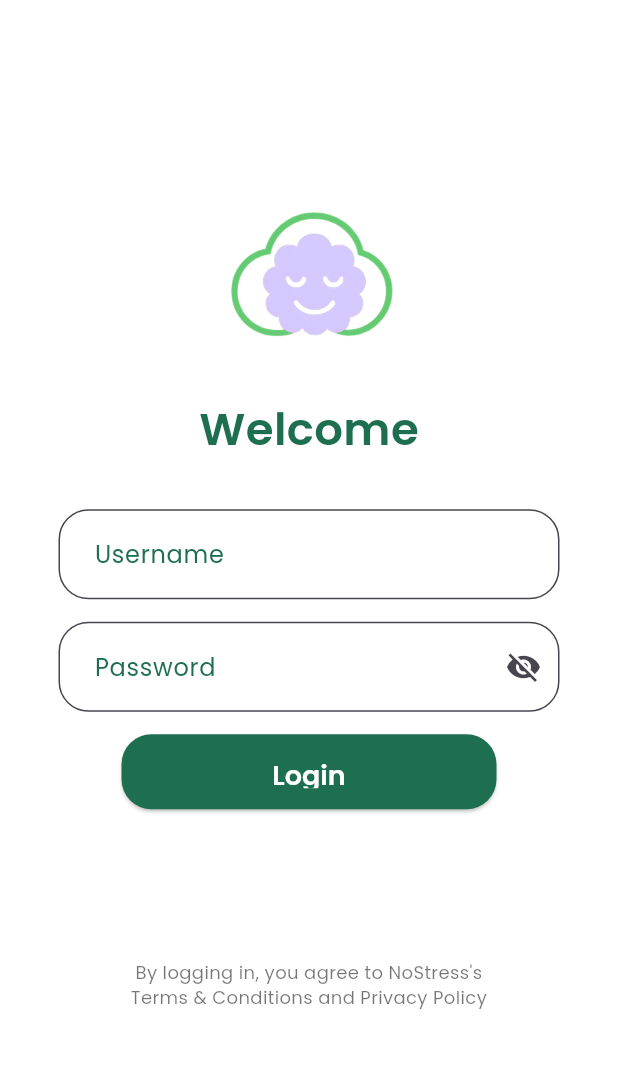
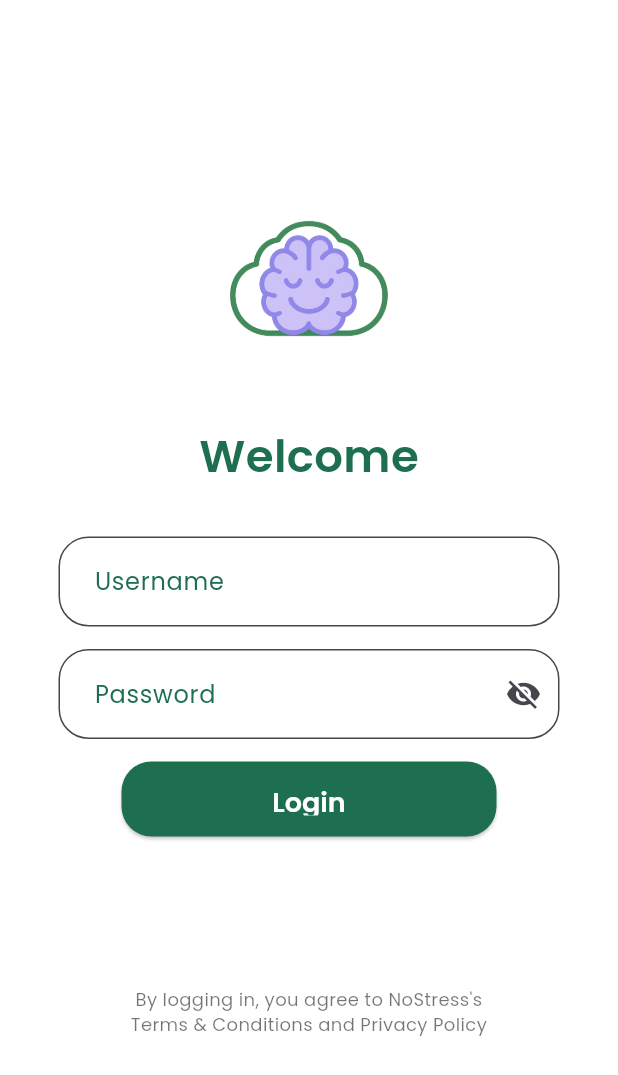
Before and after one commit to bioengineer03/NO_STRESS, a Flutter app: the screen it shows after launch, after a tap on "Login", on a phone screen of 412 x 824 dp. Shown: the top 1075 px of the screen. Run offline on Flutter 3.47's test engine with Material 3 defaults, Android fonts, the phone set to English and light mode, and no system bars; our stand-ins replace fl_chart, google_fonts, jwt_decoder, shared_preferences, syncfusion_flutter_charts; missing offline and left inert: circular_progress_stack, flutter_emoji, statistics; network calls fail.

Commit message:
Nuovo OnBoarding + Verifica Login

```diff
--- a/lib/screens/LoginPage.dart
+++ b/lib/screens/LoginPage.dart
@@ -1,6 +1,7 @@
 import 'package:flutter/material.dart';
-import 'package:no_stress/screens/OnBoarding.dart';
+//import 'package:no_stress/screens/OnBoarding.dart';
 import 'package:no_stress/screens/HomePage.dart';
+import 'package:no_stress/screens/OnBoardingPage.dart';
 import 'package:no_stress/utils/impact.dart';
 import 'package:shared_preferences/shared_preferences.dart';
 import 'package:google_fonts/google_fonts.dart'; // Importa google_fonts
@@ -28,8 +29,8 @@ class LoginPage extends StatelessWidget {
           child: Column(
             mainAxisAlignment: MainAxisAlignment.center,
             children: <Widget>[
-              Image.asset('assets/images/nuvola.png', height: 100),
-              const SizedBox(height: 30),
+              Image.asset('assets/images/logo.png', scale: 7),
+              const SizedBox(height: 20),
               // Logo
               Text(
                 'Welcome',
@@ -64,7 +65,9 @@ class LoginPage extends StatelessWidget {
                       ),
                     ),
                     labelText: 'Username',
-                    labelStyle: GoogleFonts.poppins(color: const Color(0xFF1E6F50)),
+                    labelStyle: GoogleFonts.poppins(
+                      color: const Color(0xFF1E6F50),
+                    ),
                     floatingLabelStyle: GoogleFonts.poppins(
                       color: Color(0xFF1E6F50),
                     ),
@@ -98,7 +101,9 @@ class LoginPage extends StatelessWidget {
                       ),
                       decoration: InputDecoration(
                         labelText: 'Password',
-                        labelStyle: GoogleFonts.poppins(color: const Color(0xFF1E6F50)),
+                        labelStyle: GoogleFonts.poppins(
+                          color: const Color(0xFF1E6F50),
+                        ),
                         suffixIcon: IconButton(
                           icon: Icon(
                             value ? Icons.visibility_off : Icons.visibility,
@@ -145,8 +150,89 @@ class LoginPage extends StatelessWidget {
                 ),
                 child: ElevatedButton(
                   onPressed: () async {
-                    // check if credentials are correct
-                    // Recupera username e passowrd dai controller
+                    final sp = await SharedPreferences.getInstance();
+                    // (1) CASO IN CUI STO FACENDO LOGIN DOPO LOGOUT
+                    if (sp.getString('username') != null) {
+                      if (userController.text == sp.getString('username')) {
+                        // Caso in cui fa login con credenziale username giusta
+                        final result = await impact.authorize(
+                          userController.text,
+                          passwordController.text,
+                        );
+                        if (result == 200) {
+                          // QUESTO PEZZO POSSO EVITARE DI FARLO PERCHE' SENNO' MI SOVRASCRIVE USERNAME E PASSWORD CHE CI SONO GIA'
+                          // Se è riuscito salva le credenziali in shared preferences
+                          /*
+                          final sp = await SharedPreferences.getInstance();
+                          await sp.setString('username', userController.text);
+                          await sp.setString(
+                            'password',
+                            passwordController.text,
+                          );
+                          */
+
+                          // Verifica se l'onboarding è stato completato e naviga in base al risultato
+                          // Se non è stato completato naviga nella pagina di onboarding
+                          final onboardingCompleted = sp.getBool(
+                            'onboarding_completed',
+                          );
+                          if (onboardingCompleted == null ||
+                              onboardingCompleted == false) {
+                            Navigator.pushReplacement(
+                              // ignore: use_build_context_synchronously
+                              context,
+                              MaterialPageRoute(
+                                builder: (context) => OnboardingScreen(),
+                              ),
+                            );
+                            // Se è stato completato, va direttamente nella HomePage
+                          } else {
+                            Navigator.pushReplacement(
+                              // ignore: use_build_context_synchronously
+                              context,
+                              MaterialPageRoute(
+                                builder: (context) => const HomePage(),
+                              ),
+                            );
+                          }
+                          // Se le credenziali sono errate, viene mostrato un messaggio di errore tramite un SnackBar
+                        }else{
+                          // ignore: use_build_context_synchronously
+                          ScaffoldMessenger.of(context)
+                            ..removeCurrentSnackBar()
+                            ..showSnackBar(
+                              SnackBar(
+                                backgroundColor: Colors.red,
+                                behavior: SnackBarBehavior.floating,
+                                margin: EdgeInsets.all(8),
+                                duration: Duration(seconds: 2),
+                                content: Text(
+                                  'Password incorrect',
+                                  style: TextStyle(fontFamily: 'Poppins'),
+                                ),
+                              ),
+                            );
+                        }
+                      }else{
+                        // Caso in cui fa login con credenziale username sbagliata
+                        ScaffoldMessenger.of(context)
+                          ..removeCurrentSnackBar()
+                          ..showSnackBar(
+                            SnackBar(
+                              backgroundColor: Colors.red,
+                              behavior: SnackBarBehavior.floating,
+                              margin: EdgeInsets.all(8),
+                              duration: Duration(seconds: 2),
+                              content: Text(
+                                'Username incorrect',
+                                style: TextStyle(fontFamily: 'Poppins'),
+                              ),
+                            ),
+                          );
+                      }
+                    }else{
+                      // non ho username salvati in Shared Preferences
+                      // (2) PRIMA VOLTA CHE FACCIO LOGIN
                       final result = await impact.authorize(
                         userController.text,
                         passwordController.text,
@@ -169,7 +255,9 @@ class LoginPage extends StatelessWidget {
                           Navigator.pushReplacement(
                             // ignore: use_build_context_synchronously
                             context,
-                          MaterialPageRoute(builder: (context) => Onboarding()),
+                            MaterialPageRoute(
+                              builder: (context) => OnboardingScreen(),
+                            ),
                           );
                           // Se è stato completato, va direttamente nella HomePage
                         } else {
@@ -182,7 +270,7 @@ class LoginPage extends StatelessWidget {
                           );
                         }
                         // Se le credenziali sono errate, viene mostrato un messaggio di errore tramite un SnackBar
-                    } else {
+                      }else{
                         // ignore: use_build_context_synchronously
                         ScaffoldMessenger.of(context)
                           ..removeCurrentSnackBar()
@@ -199,6 +287,7 @@ class LoginPage extends StatelessWidget {
                             ),
                           );
                       }
+                    }
                   },
                   style: ElevatedButton.styleFrom(
                     backgroundColor: const Color(0xFF1E6F50),
@@ -213,9 +302,7 @@ class LoginPage extends StatelessWidget {
                   ),
                   child: Text(
                     'Login',
-                    style: GoogleFonts.poppins(
-                      color: Colors.white,
-                    ),
+                    style: GoogleFonts.poppins(color: Colors.white),
                   ),
                 ),
               ),
--- a/lib/screens/SplashScreen.dart
+++ b/lib/screens/SplashScreen.dart
@@ -16,8 +16,8 @@ class SplashScreen extends StatelessWidget {
       body: Center(
         child: Image.asset(
           'assets/images/logo.png',
-          width: 300,
-          height: 300,
+          width: 150,
+          height: 150,
         )
       )
     );
--- a/lib/utils/impact.dart
+++ b/lib/utils/impact.dart
@@ -44,6 +44,7 @@ class Impact {
           await SharedPreferences.getInstance(); // Salvo tutto in Shared_Preferences
       sp.setString('access', decodedResponse['access']);
       sp.setString('refresh', decodedResponse['refresh']);
+      sp.setString('username', username);
     } //if
 
     //Ritorna lo statusCode
--- a/pubspec.yaml
+++ b/pubspec.yaml
@@ -84,7 +84,10 @@ flutter:
   assets:
     - assets/images/logo.png
     - assets/images/sofia.png
-    - assets/images/nuvola.png
+    - assets/images/undraw_yoga_i399.png
+    - assets/images/undraw_to-do-list_eoia.png
+    - assets/images/undraw_organizing-data_uns9.png
+    - assets/images/undraw_engineering-team_13ax.png
 
 
   # An image asset can refer to one or more resolution-specific "variants", see
```
Also changed, not shown: lib/models/onboard_button.dart (added, +35 -0 lines), lib/models/onboarding_content.dart (added, +11 -0 lines), lib/models/onboarding_page.dart (added, +46 -0 lines), lib/screens/OnBoardingPage.dart (added, +125 -0 lines), assets/images/logo.png, assets/images/nuvola.png (deleted), assets/images/undraw_engineering-team_13ax.png (added), assets/images/undraw_organizing-data_uns9.png (added), assets/images/undraw_to-do-list_eoia.png (added), assets/images/undraw_yoga_i399.png (added). Lines whose indentation alone changed are shown as unchanged.
